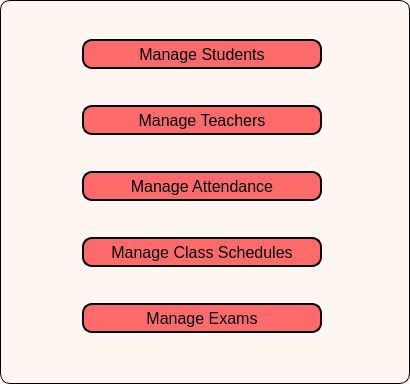
First picture: the form in AdminPanel/AdminPanel.ui, repository sarimkhan4/SchoolManagementSystem, before the edit.
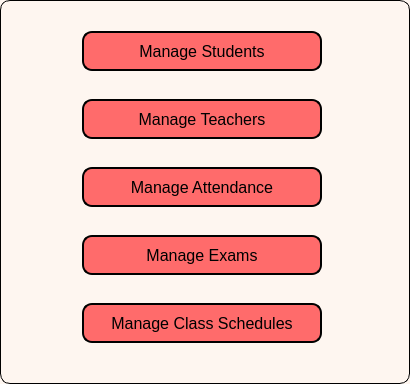
Second picture: the form after the edit.

What changed in the file:
```diff
--- a/AdminPanel/AdminPanel.ui
+++ b/AdminPanel/AdminPanel.ui
@@ -47,7 +47,7 @@
      <property name="maximumSize">
       <size>
        <width>240</width>
-       <height>30</height>
+       <height>40</height>
       </size>
      </property>
      <property name="styleSheet">
@@ -74,7 +74,7 @@
      <property name="maximumSize">
       <size>
        <width>240</width>
-       <height>30</height>
+       <height>40</height>
       </size>
      </property>
      <property name="styleSheet">
@@ -101,7 +101,7 @@
      <property name="maximumSize">
       <size>
        <width>240</width>
-       <height>30</height>
+       <height>40</height>
       </size>
      </property>
      <property name="styleSheet">
@@ -123,39 +123,12 @@
      </property>
     </widget>
    </item>
-   <item>
-    <widget class="QPushButton" name="classScheduleButton">
-     <property name="maximumSize">
-      <size>
-       <width>240</width>
-       <height>30</height>
-      </size>
-     </property>
-     <property name="styleSheet">
-      <string notr="true">QPushButton#classScheduleButton {
-    background-color: #ff6b6b;
-    border: 1.5px solid black;
-    border-radius: 10px;
-    font-size: 16px;
-}
-
-QPushButton#classScheduleButton:hover {
-    background-color: #ee5253;
-}
-
-</string>
-     </property>
-     <property name="text">
-      <string>Manage Class Schedules</string>
-     </property>
-    </widget>
-   </item>
    <item>
     <widget class="QPushButton" name="examButton">
      <property name="maximumSize">
       <size>
        <width>240</width>
-       <height>30</height>
+       <height>40</height>
       </size>
      </property>
      <property name="styleSheet">
@@ -177,6 +150,33 @@
      </property>
     </widget>
    </item>
+   <item>
+    <widget class="QPushButton" name="classScheduleButton">
+     <property name="maximumSize">
+      <size>
+       <width>240</width>
+       <height>40</height>
+      </size>
+     </property>
+     <property name="styleSheet">
+      <string notr="true">QPushButton#classScheduleButton {
+    background-color: #ff6b6b;
+    border: 1.5px solid black;
+    border-radius: 10px;
+    font-size: 16px;
+}
+
+QPushButton#classScheduleButton:hover {
+    background-color: #ee5253;
+}
+
+</string>
+     </property>
+     <property name="text">
+      <string>Manage Class Schedules</string>
+     </property>
+    </widget>
+   </item>
   </layout>
  </widget>
  <resources/>
```
